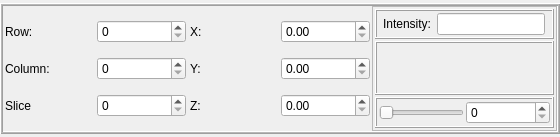
This is forms/voxelInformationWidget.ui in isis-group/vast as Qt 5 draws it before an edit. The edited form follows.
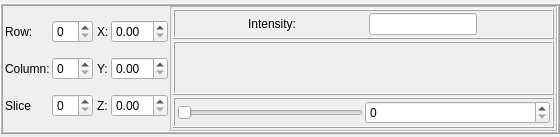
This is the edited form.

```diff
--- a/forms/voxelInformationWidget.ui
+++ b/forms/voxelInformationWidget.ui
@@ -68,7 +68,7 @@
       <item>
        <widget class="QFrame" name="frame">
         <property name="sizePolicy">
-         <sizepolicy hsizetype="Preferred" vsizetype="Preferred">
+         <sizepolicy hsizetype="Maximum" vsizetype="Preferred">
           <horstretch>0</horstretch>
           <verstretch>0</verstretch>
          </sizepolicy>
@@ -122,7 +122,7 @@
       <item>
        <widget class="QFrame" name="frame_2">
         <property name="sizePolicy">
-         <sizepolicy hsizetype="Preferred" vsizetype="Preferred">
+         <sizepolicy hsizetype="Maximum" vsizetype="Preferred">
           <horstretch>0</horstretch>
           <verstretch>0</verstretch>
          </sizepolicy>
```
